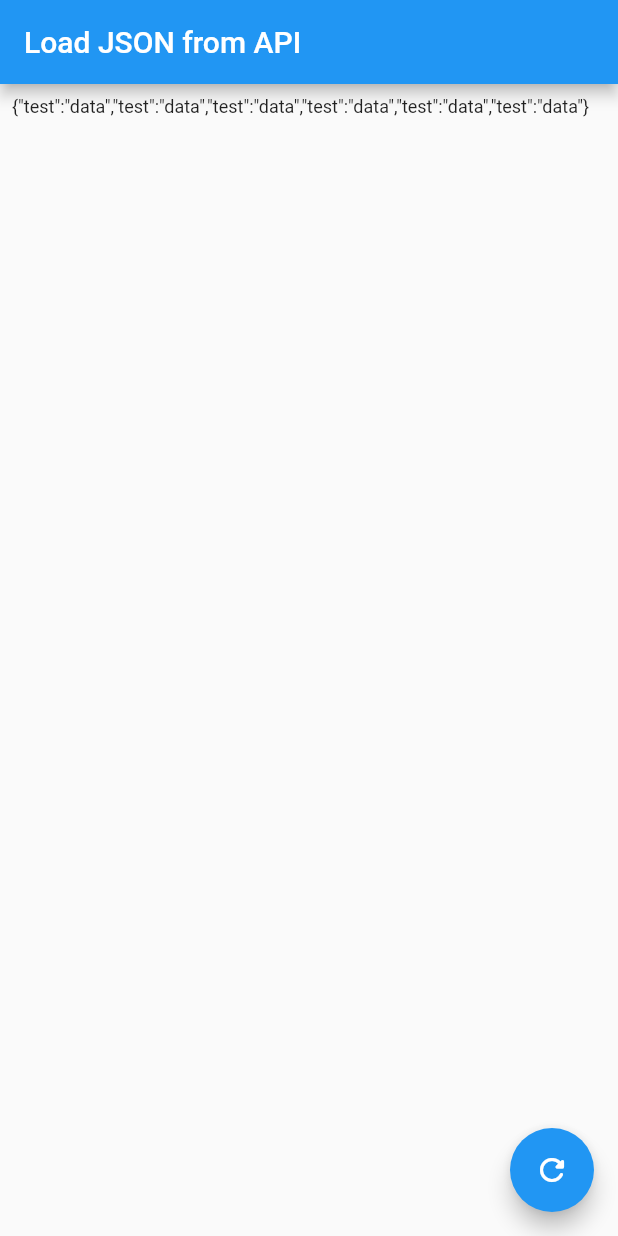
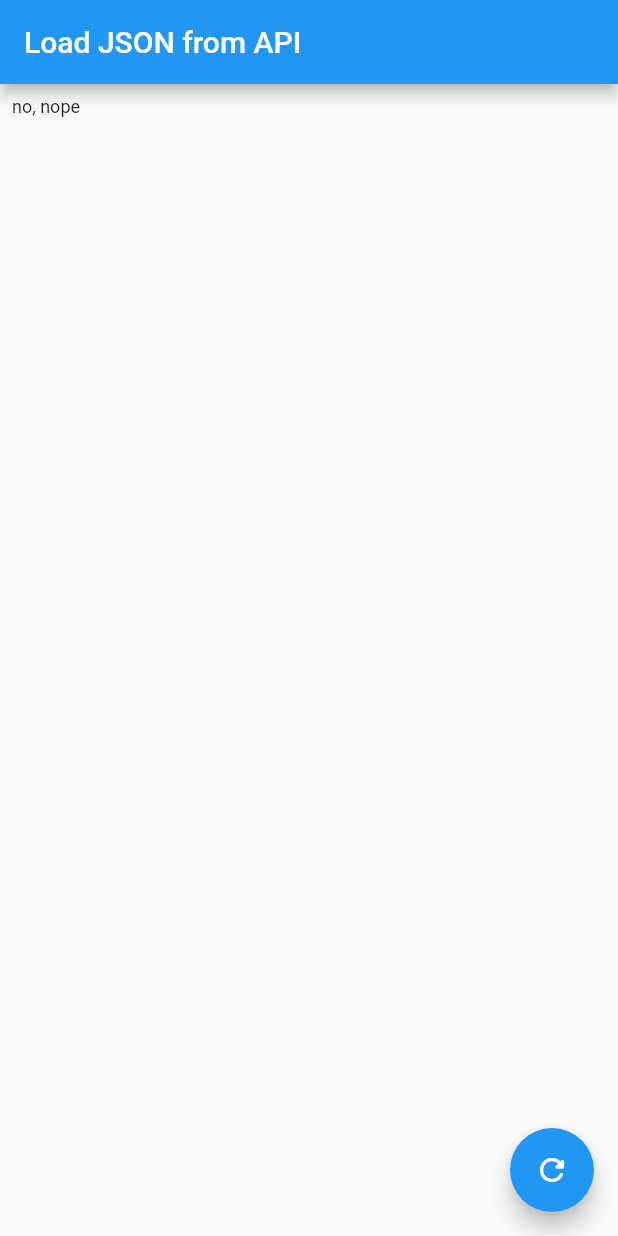
Before and after one commit to ricardoalcocer/flutter_api_consumer, a Flutter app: the screen it shows after launch, after a tap on the "refresh" icon, on a phone screen of 412 x 824 dp. Run offline on Flutter 3.47's test engine with Material 2 defaults, Android fonts, the phone set to English and light mode, and no system bars.

Commit message:
cleanup - basic ui is ready

```diff
--- a/lib/main.dart
+++ b/lib/main.dart
@@ -33,14 +33,15 @@ class Example1 extends StatefulWidget {
 
 class _Example1State extends State<Example1> {
   // int _counter = 0;
+  String _jsondata = "no";
 
-  // void _incrementCounter() {
-  //   setState(
-  //     () {
-  //       _counter++;
-  //     },
-  //   );
-  // }
+  void _incrementCounter() {
+    setState(
+      () {
+        _jsondata = "no, nope";
+      },
+    );
+  }
 
   @override
   Widget build(BuildContext context) {
@@ -49,31 +50,16 @@ class _Example1State extends State<Example1> {
         title: Text(
           widget.title,
         ),
-        // actions: [
-        // IconButton(
-        //   icon: const Icon(Icons.refresh_rounded),
-        //   tooltip: 'Refresh',
-        //   onPressed: () {
-        //     // ScaffoldMessenger.of(context).showSnackBar(
-        //     //   const SnackBar(
-        //     //     content: Text(
-        //     //       'This is a snackbar',
-        //     //     ),
-        //     //   ),
-        //     // );
-        //   },
-        // ),
-        // ],
       ),
       body: Column(
         mainAxisAlignment: MainAxisAlignment.start,
-        children: const <Widget>[
+        children: <Widget>[
           Padding(
-            padding: EdgeInsets.all(8.0),
+            padding: const EdgeInsets.all(8.0),
             child: Text(
-              '{"test":"data","test":"data","test":"data","test":"data","test":"data","test":"data"}',
+              _jsondata,
               textAlign: TextAlign.left,
-              style: TextStyle(
+              style: const TextStyle(
                 fontSize: 12,
               ),
             ),
@@ -81,7 +67,9 @@ class _Example1State extends State<Example1> {
         ],
       ),
       floatingActionButton: FloatingActionButton(
-        onPressed: () {},
+        onPressed: () {
+          _incrementCounter();
+        },
         tooltip: 'Increment',
         child: const Icon(
           Icons.refresh_rounded,
```
